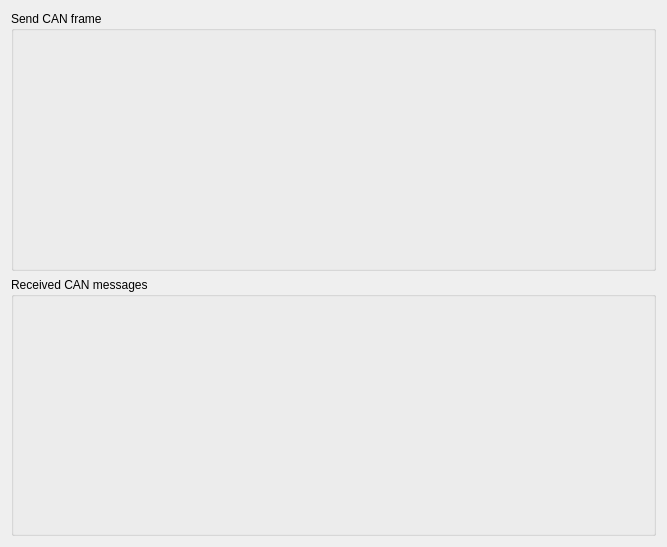
Qt form terminal.ui (lianglunfei/Robot2020-QT) before a commit.
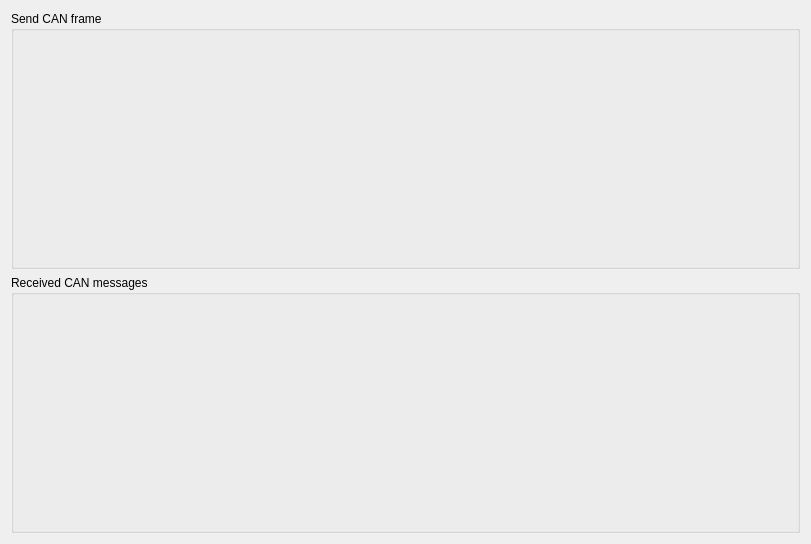
The same form after that commit. Custom widgets are drawn as their Qt base class.

What changed in the file:
```diff
--- a/terminal.ui
+++ b/terminal.ui
@@ -6,8 +6,8 @@
    <rect>
     <x>0</x>
     <y>0</y>
-    <width>667</width>
-    <height>547</height>
+    <width>811</width>
+    <height>544</height>
    </rect>
   </property>
   <property name="windowTitle">
```
